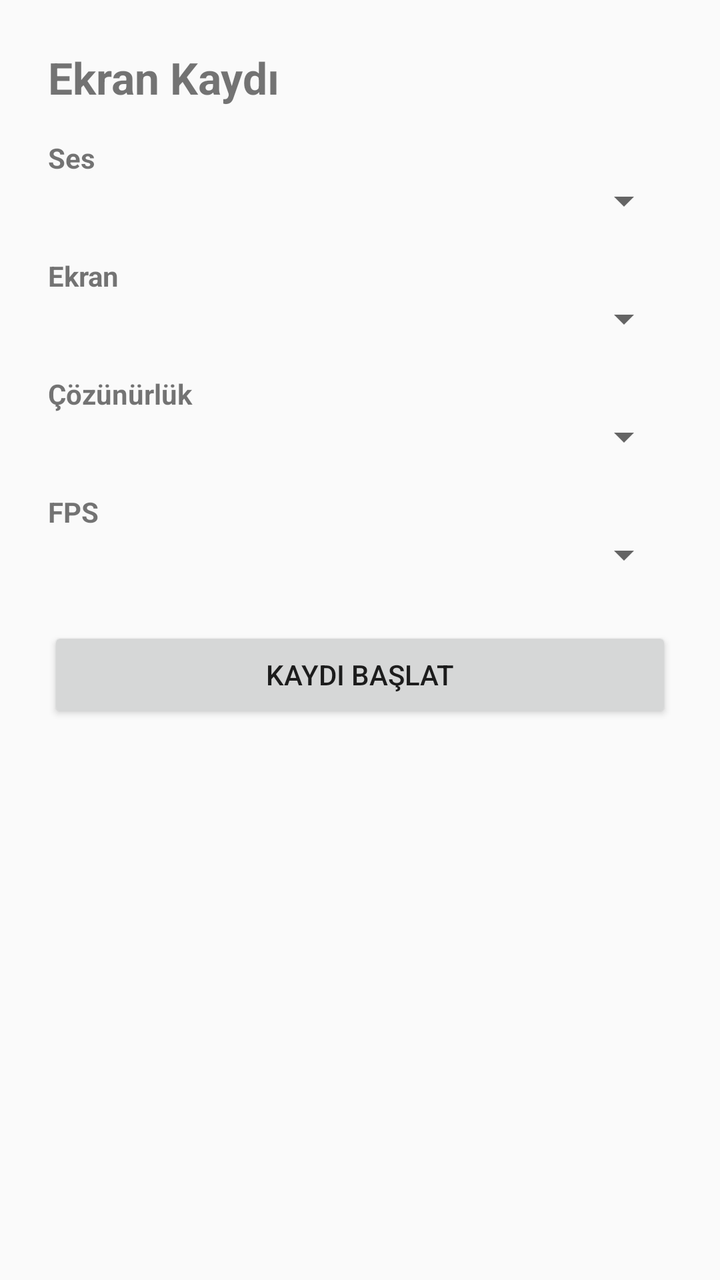
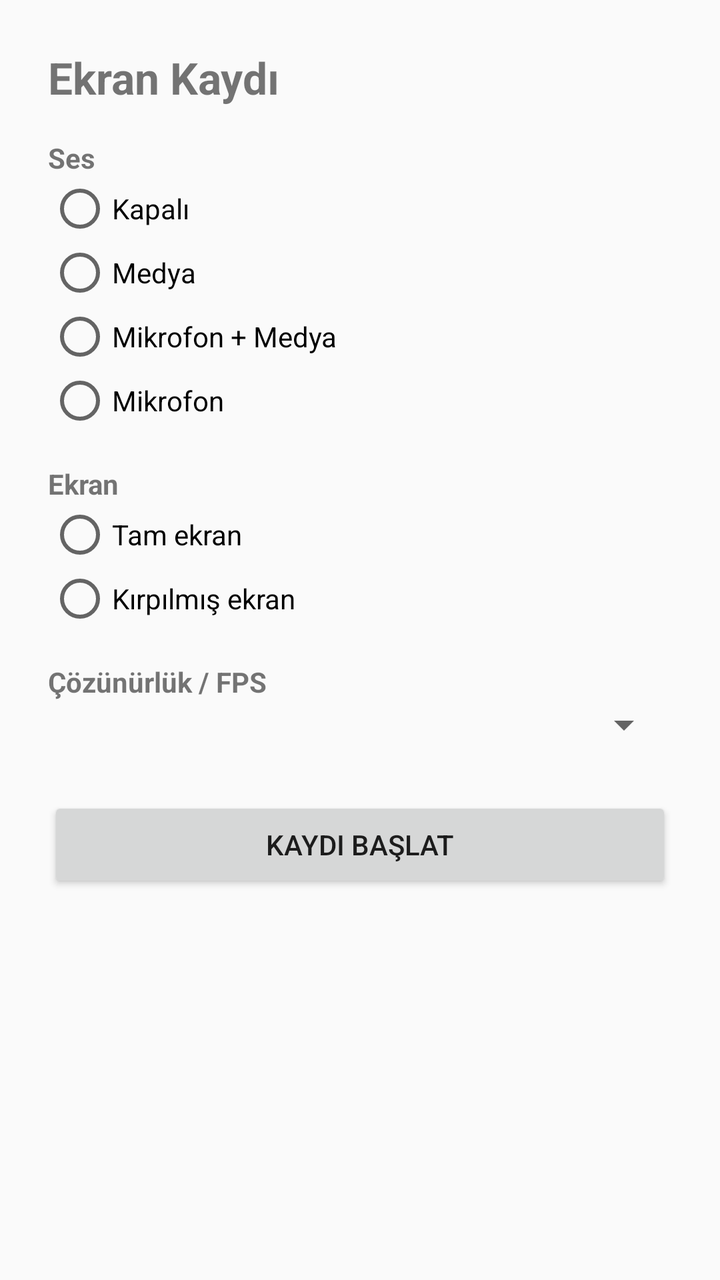

Before-and-after screenshots of an Android layout around one commit, followed by the original layout XML and the change that was made.
<!-- AndroidManifest.xml: application theme Theme.AppCompat.DayNight.NoActionBar -->
<!-- res/layout/activity_control_panel.xml -->
<?xml version="1.0" encoding="utf-8"?>
<LinearLayout xmlns:android="http://schemas.android.com/apk/res/android"
    android:layout_width="match_parent"
    android:layout_height="wrap_content"
    android:orientation="vertical"
    android:padding="24dp">

    <TextView
        android:id="@+id/titleText"
        android:layout_width="match_parent"
        android:layout_height="wrap_content"
        android:text="Ekran Kaydı"
        android:textSize="22sp"
        android:textStyle="bold"
        android:paddingBottom="16dp" />

    <TextView
        android:id="@+id/audioLabel"
        android:layout_width="match_parent"
        android:layout_height="wrap_content"
        android:text="Ses"
        android:textStyle="bold" />

    <Spinner
        android:id="@+id/audioSpinner"
        android:layout_width="match_parent"
        android:layout_height="wrap_content" />

    <TextView
        android:id="@+id/screenLabel"
        android:layout_width="match_parent"
        android:layout_height="wrap_content"
        android:text="Ekran"
        android:textStyle="bold"
        android:layout_marginTop="16dp" />

    <Spinner
        android:id="@+id/screenSpinner"
        android:layout_width="match_parent"
        android:layout_height="wrap_content" />

    <TextView
        android:id="@+id/resolutionLabel"
        android:layout_width="match_parent"
        android:layout_height="wrap_content"
        android:text="Çözünürlük"
        android:textStyle="bold"
        android:layout_marginTop="16dp" />

    <Spinner
        android:id="@+id/resolutionSpinner"
        android:layout_width="match_parent"
        android:layout_height="wrap_content" />

    <TextView
        android:id="@+id/fpsLabel"
        android:layout_width="match_parent"
        android:layout_height="wrap_content"
        android:text="FPS"
        android:textStyle="bold"
        android:layout_marginTop="16dp" />

    <Spinner
        android:id="@+id/fpsSpinner"
        android:layout_width="match_parent"
        android:layout_height="wrap_content" />

    <Button
        android:id="@+id/startButton"
        android:layout_width="match_parent"
        android:layout_height="wrap_content"
        android:text="Kaydı Başlat"
        android:layout_marginTop="24dp" />

</LinearLayout>
<!-- resources referenced by this layout -->
<resources>

</resources>

<!-- the commit's change to res/layout/activity_control_panel.xml (unified diff, before → after) -->
@@ -1,12 +1,12 @@
 <?xml version="1.0" encoding="utf-8"?>
-<LinearLayout xmlns:android="http://schemas.android.com/apk/res/android"
+<LinearLayout
+    xmlns:android="http://schemas.android.com/apk/res/android"
     android:layout_width="match_parent"
     android:layout_height="wrap_content"
     android:orientation="vertical"
     android:padding="24dp">
 
     <TextView
-        android:id="@+id/titleText"
         android:layout_width="match_parent"
         android:layout_height="wrap_content"
         android:text="Ekran Kaydı"
@@ -15,53 +15,77 @@
         android:paddingBottom="16dp" />
 
     <TextView
-        android:id="@+id/audioLabel"
         android:layout_width="match_parent"
         android:layout_height="wrap_content"
         android:text="Ses"
         android:textStyle="bold" />
 
-    <Spinner
-        android:id="@+id/audioSpinner"
+    <RadioGroup
+        android:id="@+id/audioGroup"
         android:layout_width="match_parent"
-        android:layout_height="wrap_content" />
+        android:layout_height="wrap_content">
+
+        <RadioButton
+            android:id="@+id/audioOff"
+            android:layout_width="wrap_content"
+            android:layout_height="wrap_content"
+            android:text="Kapalı" />
+
+        <RadioButton
+            android:id="@+id/audioMedia"
+            android:layout_width="wrap_content"
+            android:layout_height="wrap_content"
+            android:text="Medya" />
+
+        <RadioButton
+            android:id="@+id/audioMicrophoneMedia"
+            android:layout_width="wrap_content"
+            android:layout_height="wrap_content"
+            android:text="Mikrofon + Medya" />
+
+        <RadioButton
+            android:id="@+id/audioMicrophone"
+            android:layout_width="wrap_content"
+            android:layout_height="wrap_content"
+            android:text="Mikrofon" />
+
+    </RadioGroup>
 
     <TextView
-        android:id="@+id/screenLabel"
         android:layout_width="match_parent"
         android:layout_height="wrap_content"
         android:text="Ekran"
         android:textStyle="bold"
         android:layout_marginTop="16dp" />
 
-    <Spinner
-        android:id="@+id/screenSpinner"
+    <RadioGroup
+        android:id="@+id/screenGroup"
         android:layout_width="match_parent"
-        android:layout_height="wrap_content" />
+        android:layout_height="wrap_content">
+
+        <RadioButton
+            android:id="@+id/screenFull"
+            android:layout_width="wrap_content"
+            android:layout_height="wrap_content"
+            android:text="Tam ekran" />
+
+        <RadioButton
+            android:id="@+id/screenCropped"
+            android:layout_width="wrap_content"
+            android:layout_height="wrap_content"
+            android:text="Kırpılmış ekran" />
+
+    </RadioGroup>
 
     <TextView
-        android:id="@+id/resolutionLabel"
         android:layout_width="match_parent"
         android:layout_height="wrap_content"
-        android:text="Çözünürlük"
+        android:text="Çözünürlük / FPS"
         android:textStyle="bold"
         android:layout_marginTop="16dp" />
 
     <Spinner
         android:id="@+id/resolutionSpinner"
-        android:layout_width="match_parent"
-        android:layout_height="wrap_content" />
-
-    <TextView
-        android:id="@+id/fpsLabel"
-        android:layout_width="match_parent"
-        android:layout_height="wrap_content"
-        android:text="FPS"
-        android:textStyle="bold"
-        android:layout_marginTop="16dp" />
-
-    <Spinner
-        android:id="@+id/fpsSpinner"
         android:layout_width="match_parent"
         android:layout_height="wrap_content" />
 
